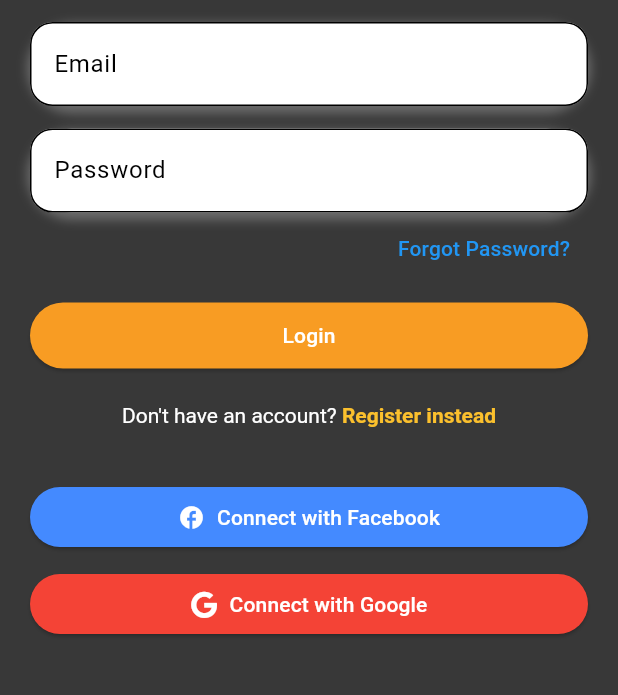
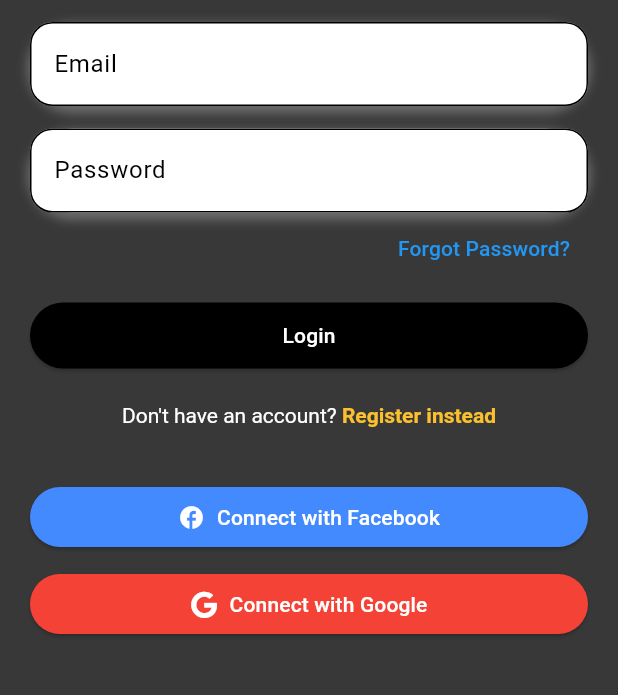
Before and after one commit to 1Jerome23/FitRide, a Flutter app: the screen it shows after launch, on a phone screen of 412 x 824 dp, the part 359-1054 px from its top. Run offline on Flutter 3.47's test engine with Material 3 defaults, Android fonts, the phone set to English and light mode, and no system bars; our stand-ins replace cloud_firestore, firebase_auth, firebase_core, font_awesome_flutter, geolocator, google_fonts and 1 more; accounts and stored records are empty.

Commit message:
confirmation for record weather
- edited design of homepage

```diff
--- a/fitride/lib/main.dart
+++ b/fitride/lib/main.dart
@@ -3,8 +3,6 @@ import 'package:fitride/widget_tree.dart';
 import 'package:firebase_core/firebase_core.dart';
 import 'package:cloud_firestore/cloud_firestore.dart';
 import 'package:firebase_auth/firebase_auth.dart';
-
-
 
 Future<void> main() async {
   WidgetsFlutterBinding.ensureInitialized();
@@ -20,29 +18,30 @@ class MyApp extends StatelessWidget {
     return MaterialApp(
       debugShowCheckedModeBanner: false,
       theme: ThemeData(
-        primarySwatch: Colors.orange,
+        primaryColor: Colors.black, // Set primary color to black
         colorScheme: ColorScheme.fromSwatch().copyWith(
-          primary: Color(0xFFF89C23),
-          secondary: Color(0xFFF89C23),
+          primary: Colors.black, // Set primary color to black
+          secondary: Colors.black, // Set secondary color to black
         ),
         visualDensity: VisualDensity.adaptivePlatformDensity,
         textTheme: Theme.of(context).textTheme.apply(
-              bodyColor: Colors.black,
-              displayColor: Colors.black,
+              bodyColor: Colors.white, // Set text color to white
+              displayColor: Colors.white, // Set text color to white
             ),
         appBarTheme: AppBarTheme(
-          backgroundColor: Color(0xFFF89C23),
+          backgroundColor: Colors.black, // Set AppBar background color to black
           elevation: 5,
-          titleTextStyle: TextStyle(color: Colors.white, fontSize: 20),
+          titleTextStyle: TextStyle(color: Colors.white, fontSize: 20), // Set title text color to white
         ),
         bottomNavigationBarTheme: BottomNavigationBarThemeData(
-          selectedItemColor: Color(0xFFF89C23),
-          unselectedItemColor: Colors.grey,
+          selectedItemColor: Colors.white, // Set selected item color to white
+          unselectedItemColor: Colors.grey, // Set unselected item color to grey
+          backgroundColor: Colors.black, // Set background color of BottomNavigationBar to black
         ),
         elevatedButtonTheme: ElevatedButtonThemeData(
           style: ButtonStyle(
-            backgroundColor: MaterialStateProperty.all(Color(0xFFF89C23)),
-            foregroundColor: MaterialStateProperty.all(Colors.white),
+            backgroundColor: MaterialStateProperty.all(Colors.black), // Set button background color to black
+            foregroundColor: MaterialStateProperty.all(Colors.white), // Set button text color to white
           ),
         ),
       ),
```
Also changed, not shown: fitride/lib/pages/home_page.dart (+61 -9 lines).
